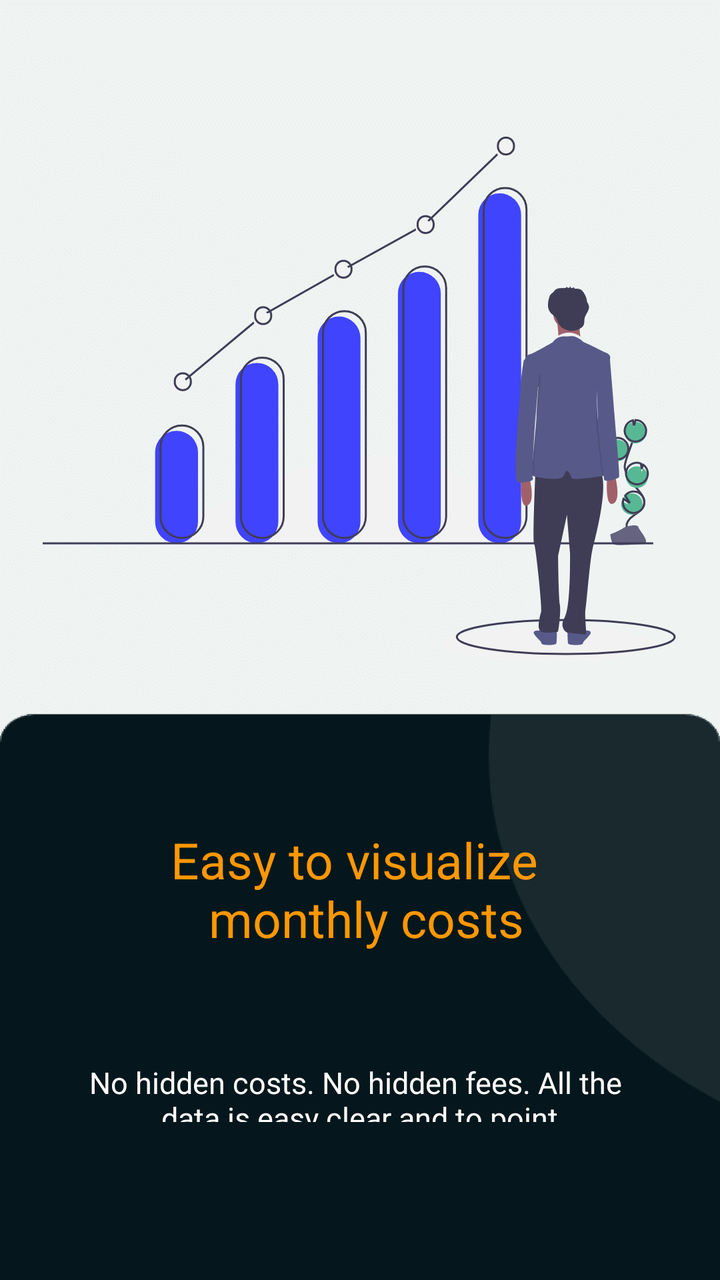
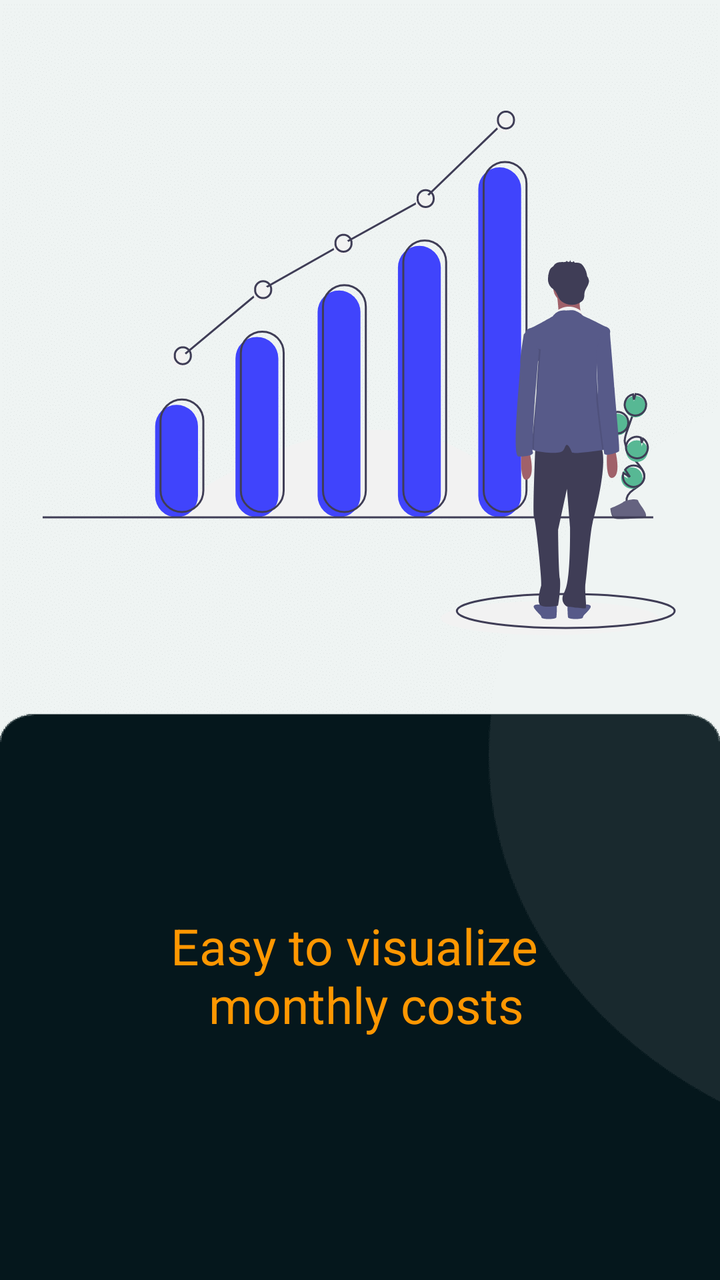

Screens rendered from an Android XML layout before and after an edit, with the pre-edit source and the edit as a unified diff.
<!-- AndroidManifest.xml: application theme Theme.AndroidHomework -->
<!-- res/layout/activity_main4.xml -->
<?xml version="1.0" encoding="utf-8"?>
<LinearLayout xmlns:android="http://schemas.android.com/apk/res/android"
    xmlns:app="http://schemas.android.com/apk/res-auto"
    xmlns:tools="http://schemas.android.com/tools"
    android:id="@+id/main"
    android:layout_width="match_parent"
    android:layout_height="match_parent"
    android:background="@drawable/background_2"
    android:gravity="center"
    android:orientation="vertical"
    tools:context=".MainActivity4">

    <ImageView
        android:layout_width="wrap_content"
        android:layout_height="wrap_content"
        android:layout_marginTop="79dp"
        android:layout_marginBottom="82dp"
        android:background="@drawable/investing" />

    <TextView
        android:layout_width="wrap_content"
        android:layout_height="wrap_content"
        android:layout_marginBottom="55dp"
        android:text="@string/easy_to_visualize_n_monthly_costs"
        android:textAlignment="center"
        android:textColor="@color/darkorange"
        android:textSize="25sp" />


    <TextView
        android:layout_width="wrap_content"
        android:layout_height="wrap_content"
        android:layout_marginBottom="68dp"
        android:text="No hidden costs. No hidden fees. All the \n data is easy clear and to point."
        android:textAlignment="center"
        android:textColor="@color/white"
        android:textSize="15sp" />

    <TextView
        android:id="@+id/textViewNext"
        android:text="@string/next"
        android:textSize="15sp"
        android:textColor="@color/darkorange"
        android:layout_marginBottom="22dp"
        android:layout_marginLeft="170dp"
        android:layout_marginRight="27dp"
        android:layout_width="wrap_content"
        android:layout_height="wrap_content"/>

</LinearLayout>
<!-- resources referenced by this layout -->
<resources>
  <color name="darkorange">#FF9701</color>
  <color name="white">#FFFFFFFF</color>
  <!-- drawable background_2: png bitmap (drawable-hdpi, 1473 bytes) -->
  <!-- drawable investing: vector/xml drawable (drawable, 14220 chars, omitted) -->
  <string name="easy_to_visualize_n_monthly_costs">Easy to visualize \n monthly costs</string>
  <string name="next">NEXT</string>
  <style name="Theme.AndroidHomework" parent="Theme.MaterialComponents.DayNight.DarkActionBar">
          
          <item name="colorPrimary">@color/purple_500</item>
          <item name="colorPrimaryVariant">@color/purple_700</item>
          <item name="colorOnPrimary">@color/white</item>
          
          <item name="colorSecondary">@color/teal_200</item>
          <item name="colorSecondaryVariant">@color/teal_700</item>
          <item name="colorOnSecondary">@color/black</item>
          
          <item name="android:statusBarColor">?attr/colorPrimaryVariant</item>
          
      </style>
  <color name="purple_500">#FF6200EE</color>
  <color name="purple_700">#FF3700B3</color>
  <color name="teal_200">#FF03DAC5</color>
  <color name="teal_700">#FF018786</color>
  <color name="black">#FF000000</color>
</resources>

<!-- the commit's change to res/layout/activity_main4.xml (unified diff, before → after) -->
@@ -14,7 +14,7 @@
         android:layout_width="wrap_content"
         android:layout_height="wrap_content"
         android:layout_marginTop="79dp"
-        android:layout_marginBottom="82dp"
+        android:layout_marginBottom="138dp"
         android:background="@drawable/investing" />
 
     <TextView
